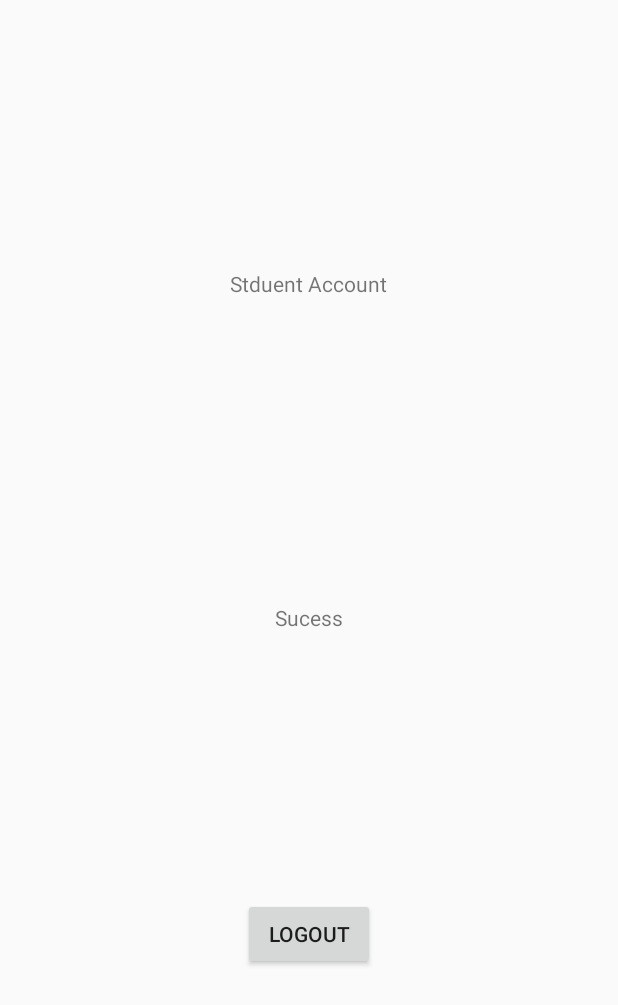
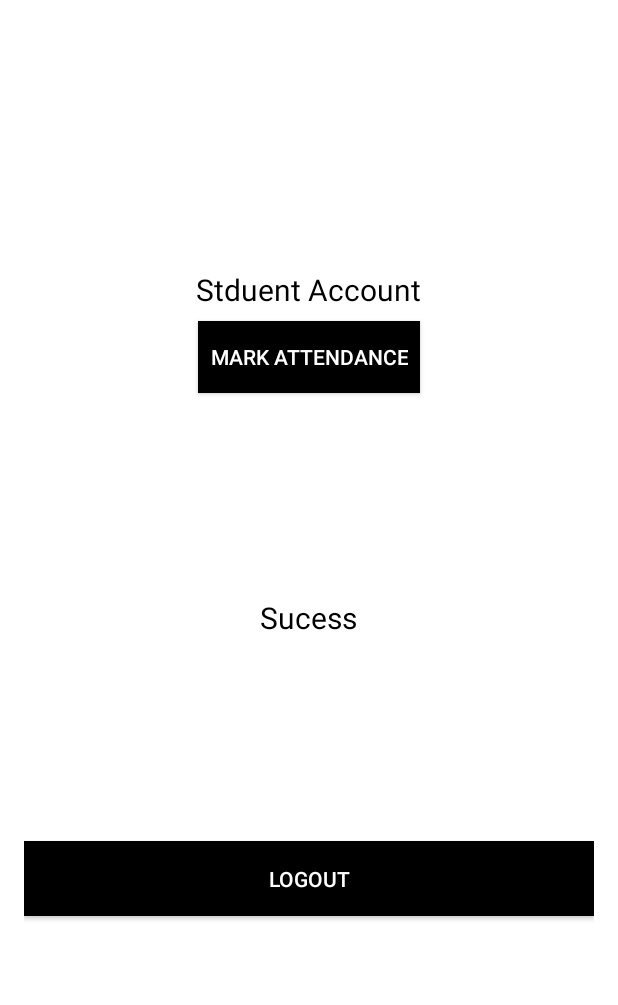
Before and after one commit to nishantkushwaha/MarkMe, an Android app: the StudentMainActivity screen opened directly, with no data from a screen before it, on a phone screen of 412 x 824 dp. Shown: the top 1005 px of the screen. Run offline under Robolectric (Android 15) with nearby library versions, the phone set to English and light mode, and no system bars; our stand-ins replace Firebase (no records; nobody signed in at launch, a user with empty details on screens opened directly); 1 statement that could not run was skipped.

```diff
--- a/app/build.gradle
+++ b/app/build.gradle
@@ -5,7 +5,7 @@ android {
     defaultConfig {
         applicationId "com.rna.markme"
         minSdkVersion 21
-        targetSdkVersion 27
+        targetSdkVersion 22
         versionCode 1
         versionName "1.0"
         testInstrumentationRunner "android.support.test.runner.AndroidJUnitRunner"
@@ -24,6 +24,7 @@ dependencies {
     implementation 'com.android.support.constraint:constraint-layout:1.1.3'
     implementation 'com.google.firebase:firebase-auth:16.0.4'
     implementation 'com.google.firebase:firebase-database:16.0.4'
+    implementation 'com.android.support:recyclerview-v7:27.1.1'
     implementation 'com.android.support:design:27.1.1'
     testImplementation 'junit:junit:4.12'
     androidTestImplementation 'com.android.support.test:runner:1.0.2'
--- a/app/src/main/java/com/rna/markme/Student/StudentMainActivity.java
+++ b/app/src/main/java/com/rna/markme/Student/StudentMainActivity.java
@@ -37,4 +37,7 @@ public class StudentMainActivity extends AppCompatActivity {
         finishAffinity();
 
     }
+    public void studentInterface(View view){
+        startActivity(new Intent(StudentMainActivity.this,StudentInterfaceActivity.class));
+    }
 }
--- a/app/src/main/res/layout/activity_student_main.xml
+++ b/app/src/main/res/layout/activity_student_main.xml
@@ -8,7 +8,8 @@
     android:paddingLeft="16dp"
     android:paddingRight="16dp"
     android:paddingTop="16dp"
-    tools:context=".Student.StudentMainActivity">
+    tools:context=".Student.StudentMainActivity"
+    android:background="#ffffff">
 
     <TextView
         android:layout_width="wrap_content"
@@ -16,22 +17,40 @@
         android:layout_alignParentTop="true"
         android:layout_centerHorizontal="true"
         android:layout_marginTop="163dp"
-        android:text="Stduent Account" />
+        android:text="Stduent Account"
+        android:textSize="20sp"
+        android:textColor="#000000"/>
     <TextView
         android:text="Sucess"
         android:layout_width="wrap_content"
         android:layout_height="wrap_content"
         android:layout_centerHorizontal="true"
         android:layout_centerVertical="true"
-        android:id="@+id/textView"/>
+        android:id="@+id/textView"
+        android:textSize="20sp"
+        android:textColor="#000000"/>
+
+    <Button
+        android:id="@+id/btn1"
+        android:layout_width="match_parent"
+        android:layout_height="50dp"
+        android:layout_alignParentBottom="true"
+        android:layout_centerHorizontal="true"
+        android:layout_marginBottom="197dp"
+        android:onClick="signOut"
+        android:text="Logout"
+        android:background="#000000"
+        android:textColor="#ffffff"/>
 
     <Button
         android:layout_width="wrap_content"
         android:layout_height="wrap_content"
-        android:layout_alignParentBottom="true"
         android:layout_centerHorizontal="true"
-        android:layout_marginBottom="161dp"
-        android:onClick="signOut"
-        android:text="Logout"/>
+        android:layout_marginTop="198dp"
+        android:onClick="studentInterface"
+        android:text="Mark Attendance"
+        android:padding="8dp"
+        android:background="#000000"
+        android:textColor="#ffffff"/>
 
 </RelativeLayout>
```
Also changed, not shown: app/src/main/AndroidManifest.xml (+13 -8 lines), app/src/main/java/com/rna/markme/Student/StudentInterfaceActivity.java (added, +111 -0 lines), app/src/main/res/layout/activity_main.xml (+16 -7 lines), app/src/main/res/layout/activity_student_interface.xml (added, +33 -0 lines), app/src/main/res/layout/activity_student_login.xml (+7 -2 lines), app/src/main/res/layout/activity_teacher_login.xml (+7 -2 lines), app/src/main/res/layout/activity_teacher_main.xml (+13 -6 lines).
